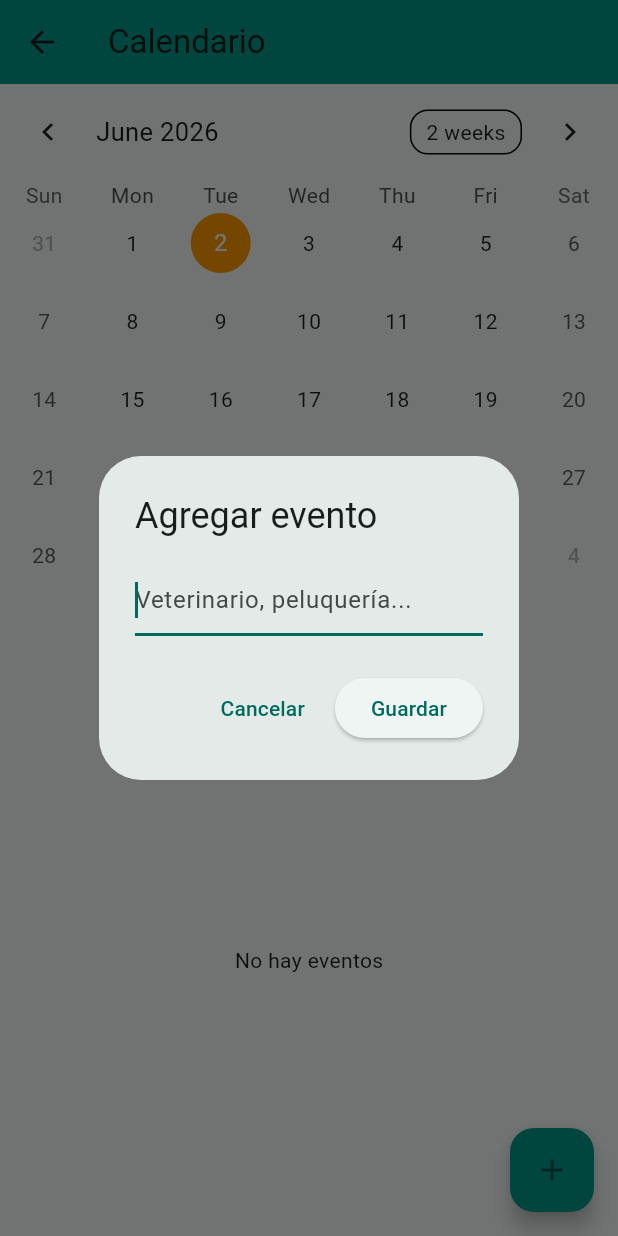
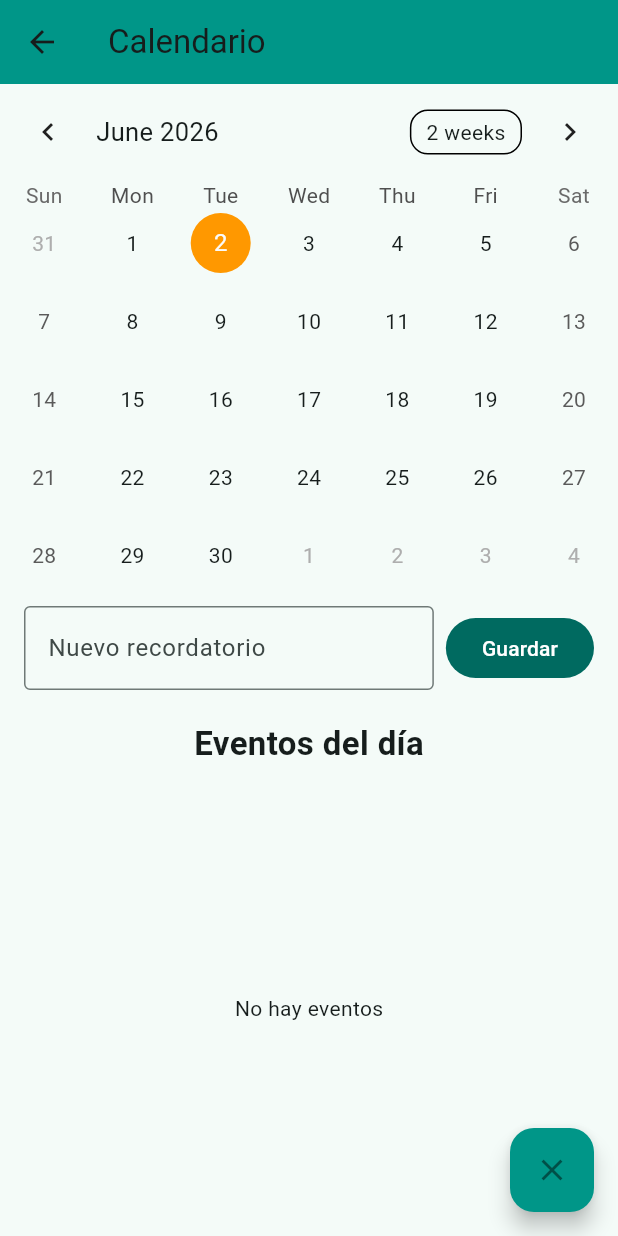
Before and after one commit to Lufarah/PetGuardianIA, a Flutter app: the ReminderScreen screen opened directly, after a tap on the "add" icon, on a phone screen of 412 x 824 dp. Run offline on Flutter 3.47's test engine with Material 3 defaults, Android fonts, the phone set to English and light mode, and no system bars; drawn by our look-alikes of table_calendar; our stand-ins replace cloud_firestore, firebase_auth, firebase_core; accounts and stored records are empty.

Commit message:
Fix calendar reminder overlay crash

```diff
--- a/lib/screens/home_screen.dart
+++ b/lib/screens/home_screen.dart
@@ -11,6 +11,7 @@ class HomeScreen extends StatelessWidget {
   final AuthService authService = AuthService();
 
   Future<void> _logout() async {
+    FocusManager.instance.primaryFocus?.unfocus();
     await authService.logout();
   }
 
--- a/lib/screens/login_screen.dart
+++ b/lib/screens/login_screen.dart
@@ -29,6 +29,7 @@ class _LoginScreenState extends State<LoginScreen> {
 
     if (!_validateCredentials(email, password)) return;
 
+    FocusManager.instance.primaryFocus?.unfocus();
     setState(() => isLoading = true);
     final result = await authService.loginUser(email: email, password: password);
 
@@ -46,6 +47,7 @@ class _LoginScreenState extends State<LoginScreen> {
 
     if (!_validateCredentials(email, password)) return;
 
+    FocusManager.instance.primaryFocus?.unfocus();
     setState(() => isLoading = true);
     final result = await authService.registerUser(
       email: email,
--- a/lib/screens/reminder_screen.dart
+++ b/lib/screens/reminder_screen.dart
@@ -9,57 +9,49 @@ class ReminderScreen extends StatefulWidget {
 }
 
 class _ReminderScreenState extends State<ReminderScreen> {
+  final TextEditingController eventController = TextEditingController();
+  final Map<DateTime, List<String>> events = {};
+
   DateTime selectedDay = DateTime.now();
   DateTime focusedDay = DateTime.now();
-
-  final Map<DateTime, List<String>> events = {};
+  bool isAddingEvent = false;
 
   DateTime _dateOnly(DateTime date) => DateTime(date.year, date.month, date.day);
 
-  void addEvent(String event) {
-    final day = _dateOnly(selectedDay);
+  @override
+  void dispose() {
+    eventController.dispose();
+    super.dispose();
+  }
+
+  void _toggleEventForm() {
+    FocusManager.instance.primaryFocus?.unfocus();
     setState(() {
-      events.putIfAbsent(day, () => []).add(event);
+      isAddingEvent = !isAddingEvent;
+      if (!isAddingEvent) {
+        eventController.clear();
+      }
     });
   }
 
-  Future<void> _showAddEventDialog() async {
-    final controller = TextEditingController();
+  void _saveEvent() {
+    final event = eventController.text.trim();
 
-    try {
-      final event = await showDialog<String>(
-        context: context,
-        builder: (dialogContext) {
-          return AlertDialog(
-            title: const Text('Agregar evento'),
-            content: TextField(
-              controller: controller,
-              autofocus: true,
-              decoration: const InputDecoration(
-                hintText: 'Veterinario, peluquería...',
-              ),
-            ),
-            actions: [
-              TextButton(
-                onPressed: () => Navigator.pop(dialogContext),
-                child: const Text('Cancelar'),
-              ),
-              ElevatedButton(
-                onPressed: () {
-                  Navigator.pop(dialogContext, controller.text.trim());
-                },
-                child: const Text('Guardar'),
-              ),
-            ],
-          );
-        },
+    if (event.isEmpty) {
+      ScaffoldMessenger.of(context).showSnackBar(
+        const SnackBar(content: Text('Escribe un recordatorio.')),
       );
+      return;
+    }
 
-      if (!mounted || event == null || event.isEmpty) return;
-      addEvent(event);
-    } finally {
-      controller.dispose();
-    }
+    FocusManager.instance.primaryFocus?.unfocus();
+    final day = _dateOnly(selectedDay);
+
+    setState(() {
+      events.putIfAbsent(day, () => []).add(event);
+      eventController.clear();
+      isAddingEvent = false;
+    });
   }
 
   @override
@@ -73,8 +65,8 @@ class _ReminderScreenState extends State<ReminderScreen> {
       ),
       floatingActionButton: FloatingActionButton(
         backgroundColor: Colors.teal,
-        onPressed: _showAddEventDialog,
-        child: const Icon(Icons.add),
+        onPressed: _toggleEventForm,
+        child: Icon(isAddingEvent ? Icons.close : Icons.add),
       ),
       body: Column(
         children: [
@@ -85,6 +77,7 @@ class _ReminderScreenState extends State<ReminderScreen> {
             selectedDayPredicate: (day) => isSameDay(selectedDay, day),
             eventLoader: (day) => events[_dateOnly(day)] ?? [],
             onDaySelected: (selected, focused) {
+              FocusManager.instance.primaryFocus?.unfocus();
               setState(() {
                 selectedDay = selected;
                 focusedDay = focused;
@@ -101,7 +94,37 @@ class _ReminderScreenState extends State<ReminderScreen> {
               ),
             ),
           ),
-          const SizedBox(height: 20),
+          AnimatedSwitcher(
+            duration: const Duration(milliseconds: 200),
+            child: isAddingEvent
+                ? Padding(
+                    key: const ValueKey('event-form'),
+                    padding: const EdgeInsets.fromLTRB(16, 8, 16, 12),
+                    child: Row(
+                      children: [
+                        Expanded(
+                          child: TextField(
+                            controller: eventController,
+                            textInputAction: TextInputAction.done,
+                            onSubmitted: (_) => _saveEvent(),
+                            decoration: const InputDecoration(
+                              labelText: 'Nuevo recordatorio',
+                              hintText: 'Veterinario, peluquería...',
+                              border: OutlineInputBorder(),
+                            ),
+                          ),
+                        ),
+                        const SizedBox(width: 8),
+                        FilledButton(
+                          onPressed: _saveEvent,
+                          child: const Text('Guardar'),
+                        ),
+                      ],
+                    ),
+                  )
+                : const SizedBox.shrink(),
+          ),
+          const SizedBox(height: 8),
           const Text(
             'Eventos del día',
             style: TextStyle(
```
